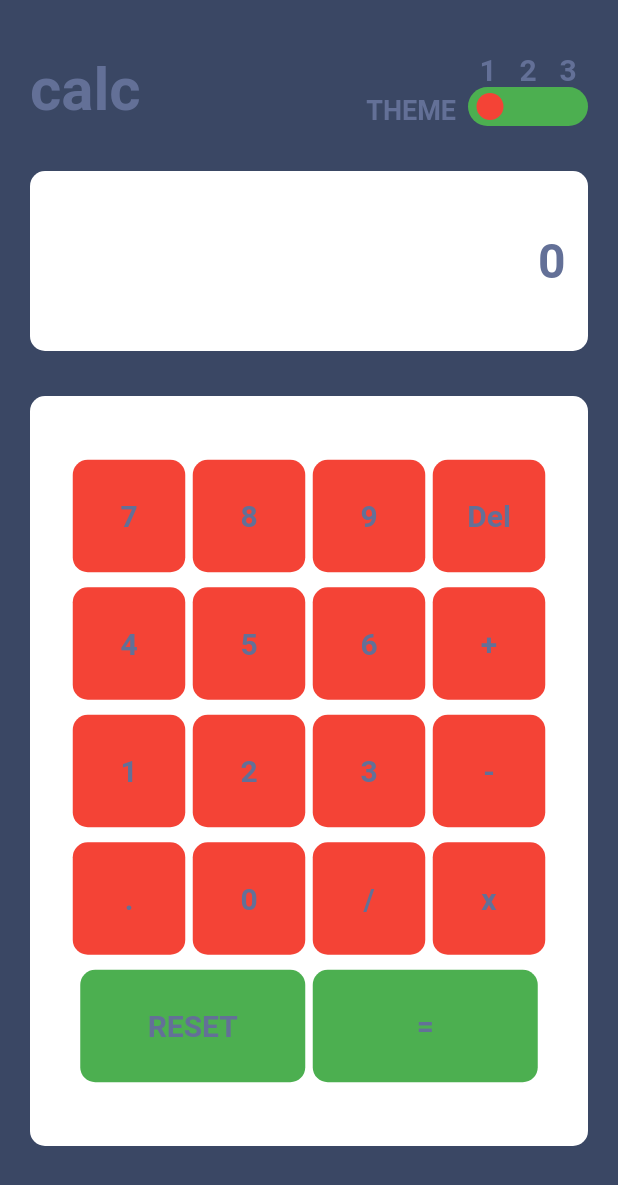
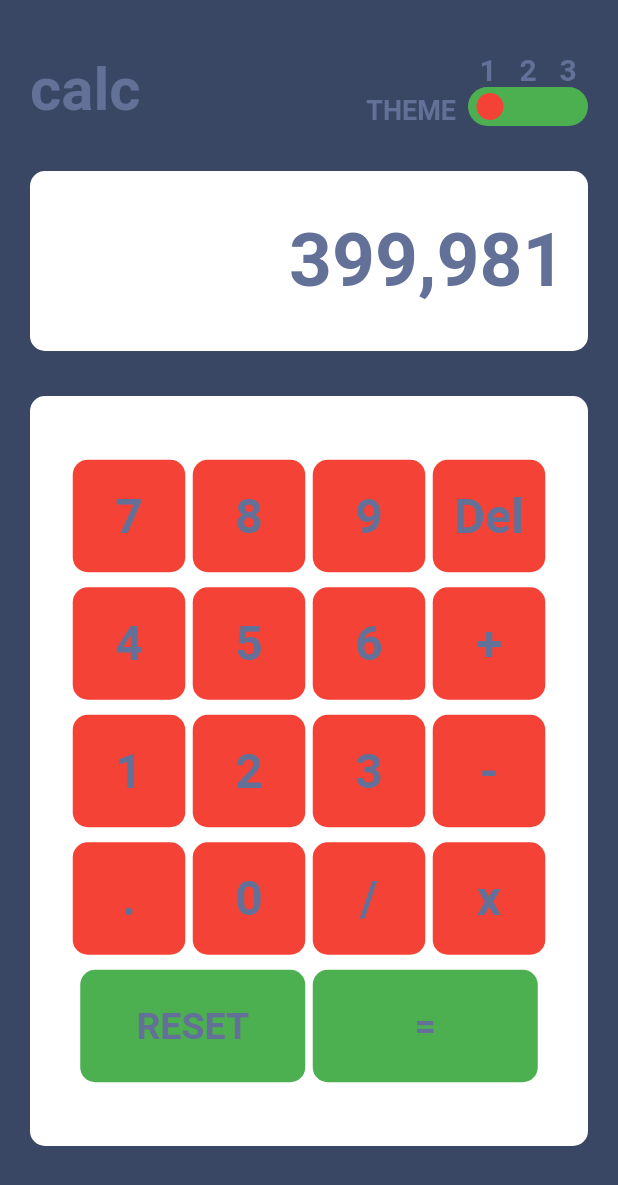
Before and after one commit to mulieriq/Simple-Calculator, a Flutter app: the screen it shows after launch, on a phone screen of 412 x 824 dp. Shown: the top 1185 px of the screen. Run offline on Flutter 3.47's test engine with Material 2 defaults, Android fonts, the phone set to English and light mode, and no system bars; our stand-ins replace bloc, flutter_bloc, freezed_annotation, google_fonts, hydrated_bloc.

Commit message:
refactor(boya): :lipstick: loaded spartan font files

```diff
--- a/calculator_app/lib/features/calculator/presentation/views/calculator_view.dart
+++ b/calculator_app/lib/features/calculator/presentation/views/calculator_view.dart
@@ -260,8 +260,7 @@ class CalculatorView extends StatelessWidget {
                                         e,
                                         style: Theme.of(context)
                                             .textTheme
-                                            .displayLarge!
-                                            .copyWith(fontSize: 20),
+                                            .displayLarge,
                                       ),
                                     ),
                                   ),
@@ -295,7 +294,7 @@ class CalculatorView extends StatelessWidget {
                                         style: Theme.of(context)
                                             .textTheme
                                             .displayLarge!
-                                            .copyWith(fontSize: 20),
+                                            .copyWith(fontSize: 25),
                                       ),
                                     ),
                                   ),
--- a/calculator_app/lib/features/calculator/presentation/widgets/screen_text.dart
+++ b/calculator_app/lib/features/calculator/presentation/widgets/screen_text.dart
@@ -9,6 +9,9 @@ class ScreenText extends StatelessWidget {
   Widget build(BuildContext context) {
     final theme = Theme.of(context);
     final count = context.select((CalculatorCubit cubit) => cubit.state);
-    return Text('$count', style: theme.textTheme.displayLarge);
+    return Text(
+      '399,981',
+      style: theme.textTheme.displayLarge!.copyWith(fontSize: 50),
+    );
   }
 }
```
Also changed, not shown: calculator_app/lib/core/platform/utils/fonts/Spartan-Black.ttf (added), calculator_app/lib/core/platform/utils/fonts/Spartan-Bold.ttf (added), calculator_app/lib/core/platform/utils/fonts/Spartan-ExtraBold.ttf (added), calculator_app/lib/core/platform/utils/fonts/Spartan-ExtraLight.ttf (added), calculator_app/lib/core/platform/utils/fonts/Spartan-Light.ttf (added), calculator_app/lib/core/platform/utils/fonts/Spartan-Medium.ttf (added), calculator_app/lib/core/platform/utils/fonts/Spartan-Regular.ttf (added), calculator_app/lib/core/platform/utils/fonts/Spartan-SemiBold.ttf (added), calculator_app/lib/core/platform/utils/fonts/Spartan-Thin.ttf (added).
